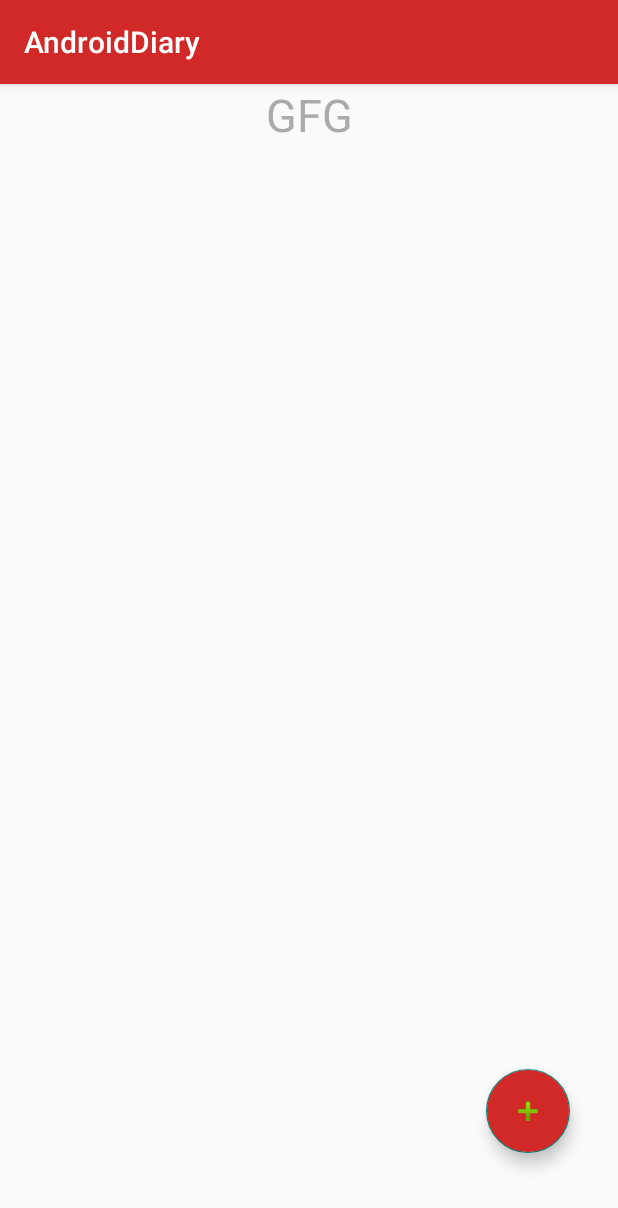
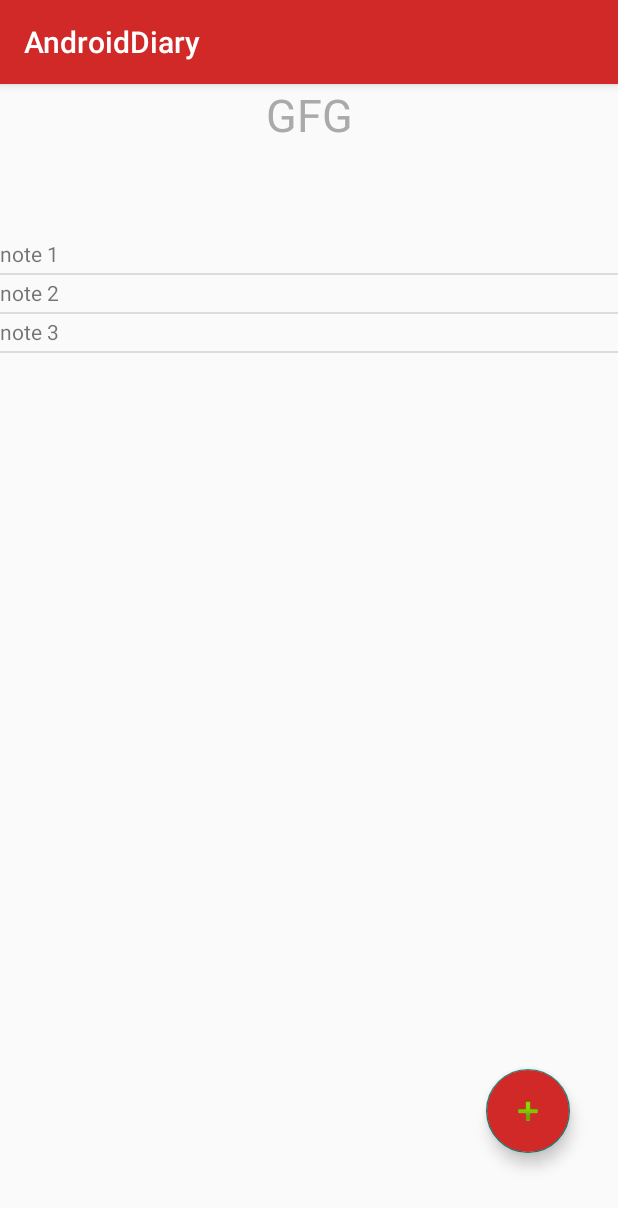
Before and after one commit to DaniloVolles/AndroidDiary, an Android app: the MainActivity screen opened directly, with no data from a screen before it, on a phone screen of 412 x 824 dp. Shown: the top 1208 px of the screen. Run offline under Robolectric (Android 15) with nearby library versions, the phone set to English and light mode, and no system bars.

Commit message:
Created a "simple_list_item.xml" consisting of a TextView. Added an example function populateList() that connects the listView with an ArrayAdapter and passes some example Strings.

```diff
--- a/app/src/main/java/com/example/androiddiary/MainActivity.kt
+++ b/app/src/main/java/com/example/androiddiary/MainActivity.kt
@@ -4,6 +4,7 @@ import android.content.Intent
 import androidx.appcompat.app.AppCompatActivity
 import android.os.Bundle
 import android.view.LayoutInflater
+import android.widget.ArrayAdapter
 import com.example.androiddiary.databinding.ActivityMainBinding
 import com.google.android.material.floatingactionbutton.FloatingActionButton
 import kotlinx.android.synthetic.main.activity_main.*
@@ -18,6 +19,7 @@ class MainActivity : AppCompatActivity() {
 
         binding = ActivityMainBinding.inflate(layoutInflater)
         setContentView(binding.root)
+        populateList()
 
         binding.addNoteBtn.setOnClickListener {
             floatingActionButtonClick()
@@ -28,4 +30,14 @@ class MainActivity : AppCompatActivity() {
         val intent = Intent(this, DiaryEditorActivity::class.java)
         startActivity(intent)
     }
+
+    // ------- EXAMPLE OF LIST POPULATION ------------- //
+    fun populateList (){
+        var noteList = listOf("note 1", "note 2", "note 3")
+
+        // Creating an ArrayAdapter connected to a listView.
+        // ArrayAdapter takes 3 arguments, (context, layout of the desired item, combined list of items a.k.a your notes)
+        binding.listView.adapter = ArrayAdapter(this, R.layout.simple_list_item, noteList)
+    }
+
 }
--- /dev/null
+++ b/app/src/main/res/layout/simple_list_item.xml
@@ -0,0 +1,7 @@
+<TextView
+    android:id="@android:id/text1"
+    android:paddingTop="2dip"
+    android:paddingBottom="3dip"
+    android:layout_width="fill_parent"
+    android:layout_height="wrap_content"
+    xmlns:android="http://schemas.android.com/apk/res/android" />
```
